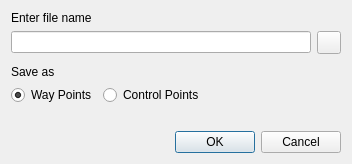
freesurfer/freesurfer, file freeview/DialogSavePointSet.ui: the form before one commit.
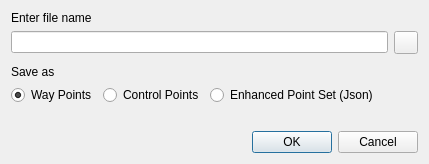
The form after the commit. Icons and pictures are not drawn.

Commit message: Added support for new enhanced point set format (in Json).

Diff of the .ui file:
```diff
--- a/freeview/DialogSavePointSet.ui
+++ b/freeview/DialogSavePointSet.ui
@@ -6,8 +6,8 @@
    <rect>
     <x>0</x>
     <y>0</y>
-    <width>400</width>
-    <height>217</height>
+    <width>476</width>
+    <height>182</height>
    </rect>
   </property>
   <property name="windowTitle">
@@ -91,6 +91,13 @@
        </property>
       </widget>
      </item>
+     <item>
+      <widget class="QRadioButton" name="radioButtonEnhanced">
+       <property name="text">
+        <string>Enhanced Point Set (Json)</string>
+       </property>
+      </widget>
+     </item>
      <item>
       <spacer name="horizontalSpacer">
        <property name="orientation">
```
Left out of the diff: 67 changed lines with no effect on the pictures. The commit also changes 19 other files.
